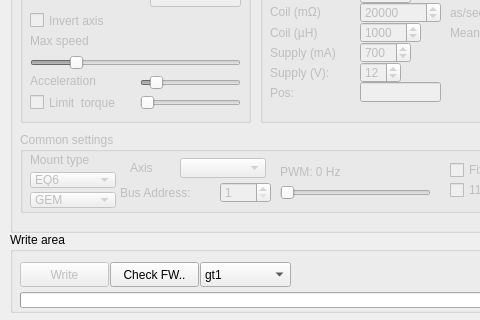
ahp-electronics/gt-configurator, file mainwindow.ui: the form before one commit; both pictures show x 0 to 480 and y 338 to 658 of the 600 by 658 pixel window.
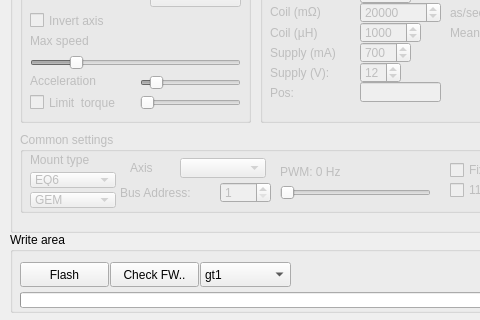
The form after the commit.

```diff
--- a/mainwindow.ui
+++ b/mainwindow.ui
@@ -1331,7 +1331,7 @@
     </property>
     <widget class="QPushButton" name="Write">
      <property name="enabled">
-      <bool>false</bool>
+      <bool>true</bool>
      </property>
      <property name="geometry">
       <rect>
@@ -1342,7 +1342,7 @@
       </rect>
      </property>
      <property name="text">
-      <string>Write</string>
+      <string>Flash</string>
      </property>
     </widget>
     <widget class="QProgressBar" name="progress">
```
